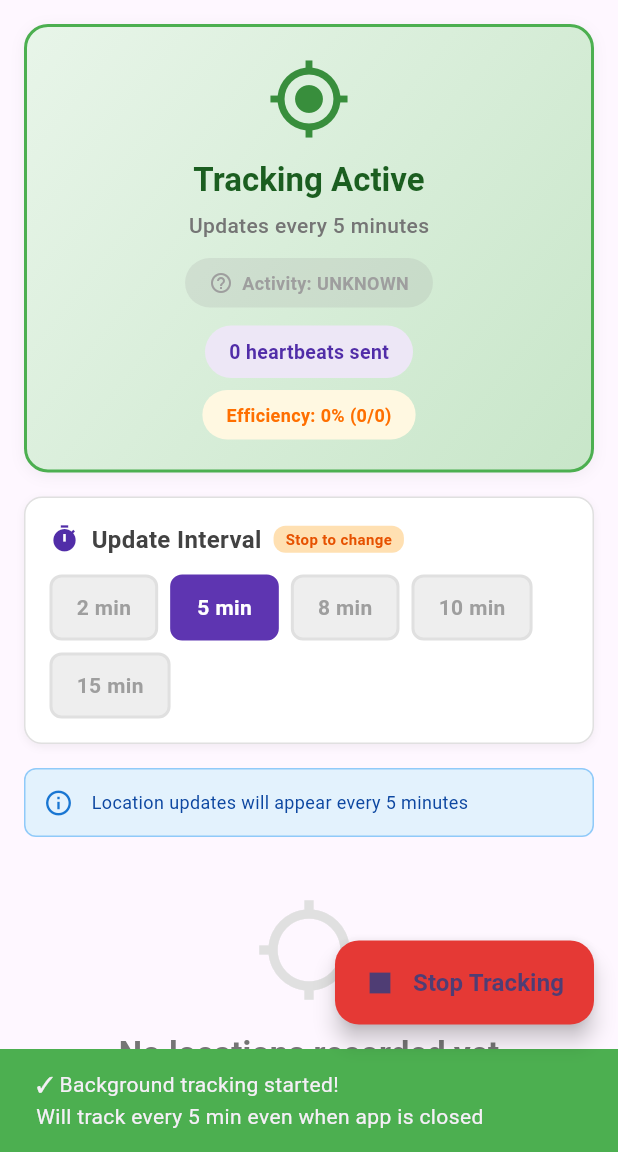
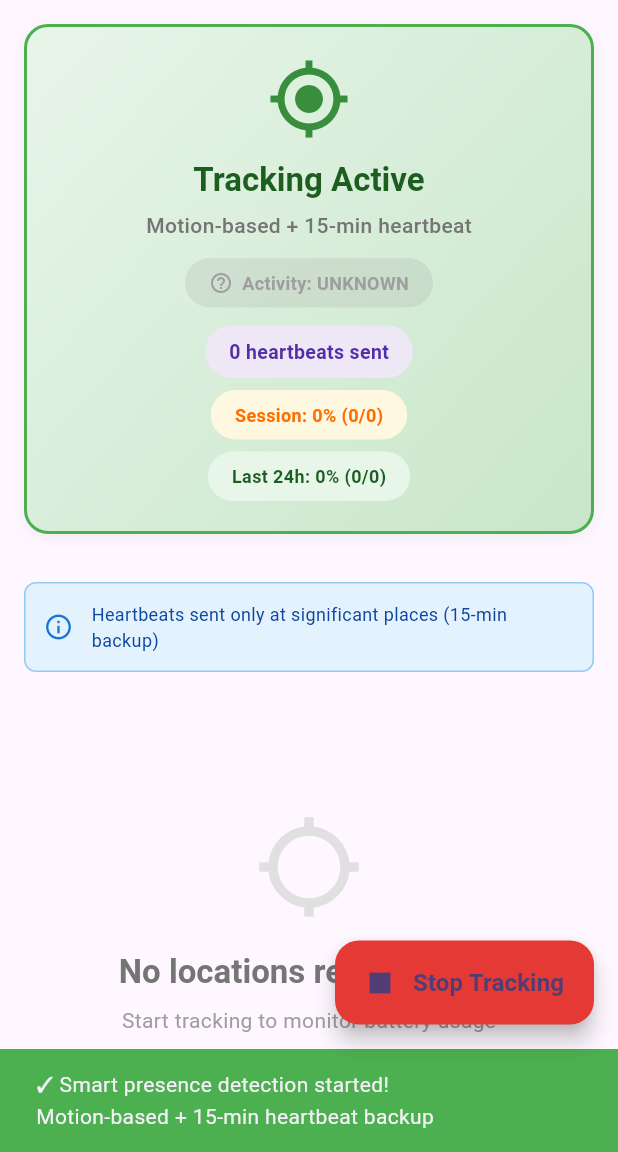
Before and after one commit to prakash100198/geo_tracker, a Flutter app: the screen it shows after launch, after a tap on "Start Tracking", on a phone screen of 412 x 824 dp, the part 84-1236 px from its top. Run offline on Flutter 3.47's test engine with Material 3 defaults, Android fonts, the phone set to English and light mode, and no system bars; our stand-ins replace flutter_riverpod, shared_preferences; missing offline and left inert: flutter_background_geolocation.

Commit message:
feat: Implement 24-hour stats tracking and fix heartbeat interval to 15 minutes.

```diff
--- a/lib/views/home_page.dart
+++ b/lib/views/home_page.dart
@@ -62,9 +62,6 @@ final locationProvider =
 
 final isTrackingProvider = StateProvider<bool>((ref) => false);
 final currentActivityProvider = StateProvider<String>((ref) => 'unknown');
-final trackingIntervalProvider = StateProvider<int>(
-  (ref) => 5,
-); // Default 5 minutes
 
 class HomePage extends ConsumerStatefulWidget {
   const HomePage({super.key});
@@ -83,10 +80,78 @@ class _HomePageState extends ConsumerState<HomePage> {
   int _totalTriggers = 0;
   int _totalHeartbeats = 0;
 
+  // 24-hour stats tracking
+  int _triggers24h = 0;
+  int _heartbeats24h = 0;
+  DateTime? _stats24hStartTime;
+
   @override
   void initState() {
     super.initState();
+    _load24hStats();
     _initBackgroundGeolocation();
+  }
+
+  // ═══════════════════════════════════════════════════
+  // 24-HOUR STATS PERSISTENCE
+  // ═══════════════════════════════════════════════════
+
+  Future<void> _load24hStats() async {
+    final prefs = await SharedPreferences.getInstance();
+
+    final startTimeMs = prefs.getInt('stats_start_time');
+    final triggers = prefs.getInt('triggers_24h') ?? 0;
+    final heartbeats = prefs.getInt('heartbeats_24h') ?? 0;
+
+    if (startTimeMs != null) {
+      final startTime = DateTime.fromMillisecondsSinceEpoch(startTimeMs);
+      final elapsed = DateTime.now().difference(startTime);
+
+      // Reset if > 24h
+      if (elapsed.inHours >= 24) {
+        print('🔄 Resetting 24h stats (elapsed: ${elapsed.inHours}h)');
+        await _reset24hStats();
+      } else {
+        setState(() {
+          _stats24hStartTime = startTime;
+          _triggers24h = triggers;
+          _heartbeats24h = heartbeats;
+        });
+        print(
+          '📊 Loaded 24h stats: $triggers triggers, $heartbeats heartbeats',
+        );
+      }
+    } else {
+      // First time - initialize
+      await _reset24hStats();
+    }
+  }
+
+  Future<void> _reset24hStats() async {
+    final prefs = await SharedPreferences.getInstance();
+    final now = DateTime.now();
+
+    await prefs.setInt('stats_start_time', now.millisecondsSinceEpoch);
+    await prefs.setInt('triggers_24h', 0);
+    await prefs.setInt('heartbeats_24h', 0);
+
+    setState(() {
+      _stats24hStartTime = now;
+      _triggers24h = 0;
+      _heartbeats24h = 0;
+    });
+  }
+
+  Future<void> _increment24hTriggers() async {
+    final prefs = await SharedPreferences.getInstance();
+    _triggers24h++;
+    await prefs.setInt('triggers_24h', _triggers24h);
+  }
+
+  Future<void> _increment24hHeartbeats() async {
+    final prefs = await SharedPreferences.getInstance();
+    _heartbeats24h++;
+    await prefs.setInt('heartbeats_24h', _heartbeats24h);
   }
 
   Future<void> _initBackgroundGeolocation() async {
@@ -104,11 +169,14 @@ class _HomePageState extends ConsumerState<HomePage> {
     // Heartbeat listener
     bg.BackgroundGeolocation.onHeartbeat(_onHeartbeat);
 
-    // Get initial interval (for heartbeat backup)
-    final intervalMinutes = ref.read(trackingIntervalProvider);
+    // Fixed 15-minute heartbeat interval (no longer user-configurable)
+    const heartbeatMinutes = 15;
+    const heartbeatSeconds = heartbeatMinutes * 60; // 900 seconds
+    const heartbeatMillis = heartbeatMinutes * 60 * 1000; // 900000 ms
 
     print('🎯 Configuring SMART PRESENCE DETECTION system');
     print('📍 Strategy: Motion-based + Activity detection');
+    print('⏱️  Fixed heartbeat: $heartbeatMinutes minutes');
     print('🎯 Target: ~100 heartbeats/day, minimize wake-ups');
 
     // Configure the plugin for SMART PRESENCE DETECTION
@@ -154,7 +222,7 @@ class _HomePageState extends ConsumerState<HomePage> {
         // 6. HEARTBEAT INTERVAL - Safety net for long stays
         // WHY: Ensures at least one heartbeat every 15 min when stationary
         // IMPACT: User at home for 8h = 32 heartbeats (8*60/15)
-        heartbeatInterval: intervalMinutes * 60, // seconds
+        heartbeatInterval: heartbeatSeconds, // 900 seconds = 15 minutes
         // ═══════════════════════════════════════════════════
         // 🔋 ACCURACY SETTINGS: Balance accuracy vs battery
         // ═══════════════════════════════════════════════════
@@ -171,7 +239,7 @@ class _HomePageState extends ConsumerState<HomePage> {
         // 8. LOCATION UPDATE INTERVAL - Fallback for Android
         // WHY: Android FusedLocation API backup timing
         // IMPACT: Limits how often Android can wake the app
-        locationUpdateInterval: intervalMinutes * 60 * 1000, // milliseconds
+        locationUpdateInterval: heartbeatMillis, // 900000 ms = 15 minutes
         fastestLocationUpdateInterval: 300000, // 5 min minimum
         // ═══════════════════════════════════════════════════
         // 🔥 BACKGROUND OPERATION
@@ -187,7 +255,7 @@ class _HomePageState extends ConsumerState<HomePage> {
         // Notification
         notification: bg.Notification(
           title: "Smart Presence Detection",
-          text: "Tracking significant places (${intervalMinutes}min)",
+          text: "Tracking significant places (15min heartbeat)",
           color: "#4CAF50",
           smallIcon: "drawable/ic_launcher",
           largeIcon: "drawable/ic_launcher",
@@ -210,9 +278,7 @@ class _HomePageState extends ConsumerState<HomePage> {
     final state = await bg.BackgroundGeolocation.state;
     final isEnabled = state.enabled;
 
-    print(
-      '✅ Background Geolocation initialized with $intervalMinutes minute interval',
-    );
+    print('✅ Background Geolocation initialized with 15-min heartbeat');
     print('📊 Current tracking state: ${isEnabled ? "ACTIVE" : "STOPPED"}');
 
     if (isEnabled) {
@@ -310,42 +376,9 @@ class _HomePageState extends ConsumerState<HomePage> {
     }
   }
 
-  Future<void> _updateTrackingInterval(int intervalMinutes) async {
-    final intervalSeconds = intervalMinutes * 60;
-    final intervalMillis = intervalMinutes * 60 * 1000;
-
-    print('⚙️ Updating tracking interval to $intervalMinutes minutes');
-
-    await bg.BackgroundGeolocation.setConfig(
-      bg.Config(
-        heartbeatInterval: intervalSeconds,
-        locationUpdateInterval: intervalMillis,
-        fastestLocationUpdateInterval: intervalMillis,
-        notification: bg.Notification(
-          title: "Geo Tracker Active",
-          text: "Recording location every $intervalMinutes minutes",
-          color: "#4CAF50",
-          smallIcon: "drawable/ic_launcher",
-          largeIcon: "drawable/ic_launcher",
-        ),
-      ),
-    );
-
-    ref.read(trackingIntervalProvider.notifier).state = intervalMinutes;
-
-    if (mounted) {
-      ScaffoldMessenger.of(context).showSnackBar(
-        SnackBar(
-          content: Text('✓ Interval updated to $intervalMinutes minutes'),
-          backgroundColor: Colors.blue,
-          duration: const Duration(seconds: 2),
-        ),
-      );
-    }
-  }
-
   void _onLocation(bg.Location location) {
     _totalTriggers++; // Count every wake-up
+    _increment24hTriggers(); // Persist 24h stats
 
     print('🔔 TRIGGER #$_totalTriggers: Location event');
     print(
@@ -398,6 +431,7 @@ class _HomePageState extends ConsumerState<HomePage> {
   void _sendHeartbeat(bg.Location location) {
     _totalHeartbeats++;
     _lastHeartbeatTime = DateTime.now();
+    _increment24hHeartbeats(); // Persist 24h stats
 
     print('💓 HEARTBEAT #$_totalHeartbeats sent');
     print(
@@ -421,6 +455,7 @@ class _HomePageState extends ConsumerState<HomePage> {
 
   void _onMotionChange(bg.Location location) {
     _totalTriggers++;
+    _increment24hTriggers(); // Persist 24h stats
 
     final isMoving = location.isMoving;
     print(
@@ -448,6 +483,7 @@ class _HomePageState extends ConsumerState<HomePage> {
 
   void _onActivityChange(bg.ActivityChangeEvent event) async {
     _totalTriggers++;
+    _increment24hTriggers(); // Persist 24h stats
 
     print('🔔 TRIGGER #$_totalTriggers: Activity change');
     print(
@@ -505,6 +541,7 @@ class _HomePageState extends ConsumerState<HomePage> {
 
   void _onHeartbeat(bg.HeartbeatEvent event) async {
     _totalTriggers++;
+    _increment24hTriggers(); // Persist 24h stats
 
     print('🔔 TRIGGER #$_totalTriggers: Heartbeat (15-min backup)');
     print('   🚗 traveling: $_isTraveling');
@@ -537,22 +574,21 @@ class _HomePageState extends ConsumerState<HomePage> {
 
   Future<void> _startTracking() async {
     try {
-      final intervalMinutes = ref.read(trackingIntervalProvider);
       final state = await bg.BackgroundGeolocation.start();
-      print('🟢 Tracking started - Running in background!');
+      print('🟢 Smart presence tracking started!');
       print('📱 App can be closed - tracking will continue');
       print('🔔 You should see a persistent notification');
-      print('⏱️ Update interval: $intervalMinutes minutes');
+      print('⏱️ 15-min heartbeat backup + motion-based tracking');
       ref.read(isTrackingProvider.notifier).state = true;
 
       if (mounted) {
         ScaffoldMessenger.of(context).showSnackBar(
-          SnackBar(
+          const SnackBar(
             content: Text(
-              '✓ Background tracking started!\nWill track every $intervalMinutes min even when app is closed',
+              '✓ Smart presence detection started!\nMotion-based + 15-min heartbeat backup',
             ),
             backgroundColor: Colors.green,
-            duration: const Duration(seconds: 4),
+            duration: Duration(seconds: 4),
           ),
         );
       }
@@ -678,7 +714,11 @@ class _HomePageState extends ConsumerState<HomePage> {
     final locations = ref.watch(locationProvider);
     final isTracking = ref.watch(isTrackingProvider);
     final currentActivity = ref.watch(currentActivityProvider);
-    final trackingInterval = ref.watch(trackingIntervalProvider);
+
+    // Calculate 24h stats efficiency
+    final efficiency24h = _triggers24h > 0
+        ? (_heartbeats24h / _triggers24h * 100).toStringAsFixed(0)
+        : '0';
 
     return Scaffold(
       appBar: AppBar(
@@ -747,7 +787,7 @@ class _HomePageState extends ConsumerState<HomePage> {
                 ),
                 const SizedBox(height: 6),
                 Text(
-                  'Updates every $trackingInterval minutes',
+                  'Motion-based + 15-min heartbeat',
                   style: Theme.of(context).textTheme.bodyMedium?.copyWith(
                     color: Colors.grey.shade600,
                     fontWeight: FontWeight.w500,
@@ -813,7 +853,7 @@ class _HomePageState extends ConsumerState<HomePage> {
                     borderRadius: BorderRadius.circular(20),
                   ),
                   child: Text(
-                    'Efficiency: ${_totalTriggers > 0 ? (_totalHeartbeats / _totalTriggers * 100).toStringAsFixed(0) : 0}% ($_totalHeartbeats/$_totalTriggers)',
+                    'Session: ${_totalTriggers > 0 ? (_totalHeartbeats / _totalTriggers * 100).toStringAsFixed(0) : 0}% ($_totalHeartbeats/$_totalTriggers)',
                     style: TextStyle(
                       color: Colors.amber.shade900,
                       fontWeight: FontWeight.bold,
@@ -821,114 +861,24 @@ class _HomePageState extends ConsumerState<HomePage> {
                     ),
                   ),
                 ),
-              ],
-            ),
-          ),
-
-          // Interval selector
-          Container(
-            margin: const EdgeInsets.symmetric(horizontal: 16),
-            padding: const EdgeInsets.all(16),
-            decoration: BoxDecoration(
-              color: Colors.white,
-              borderRadius: BorderRadius.circular(12),
-              border: Border.all(color: Colors.grey.shade300),
-              boxShadow: [
-                BoxShadow(
-                  color: Colors.black.withOpacity(0.05),
-                  blurRadius: 4,
-                  offset: const Offset(0, 2),
-                ),
-              ],
-            ),
-            child: Column(
-              crossAxisAlignment: CrossAxisAlignment.start,
-              children: [
-                Row(
-                  children: [
-                    Icon(
-                      Icons.timer,
-                      size: 20,
-                      color: Colors.deepPurple.shade700,
+                const SizedBox(height: 8),
+                Container(
+                  padding: const EdgeInsets.symmetric(
+                    horizontal: 16,
+                    vertical: 8,
+                  ),
+                  decoration: BoxDecoration(
+                    color: Colors.green.shade50,
+                    borderRadius: BorderRadius.circular(20),
+                  ),
+                  child: Text(
+                    'Last 24h: $efficiency24h% ($_heartbeats24h/$_triggers24h)',
+                    style: TextStyle(
+                      color: Colors.green.shade900,
+                      fontWeight: FontWeight.bold,
+                      fontSize: 12,
                     ),
-                    const SizedBox(width: 8),
-                    Text(
-                      'Update Interval',
-                      style: TextStyle(
-                        fontSize: 16,
-                        fontWeight: FontWeight.bold,
-                        color: Colors.grey.shade800,
-                      ),
-                    ),
-                    if (isTracking) ...[
-                      const SizedBox(width: 8),
-                      Container(
-                        padding: const EdgeInsets.symmetric(
-                          horizontal: 8,
-                          vertical: 2,
-                        ),
-                        decoration: BoxDecoration(
-                          color: Colors.orange.shade100,
-                          borderRadius: BorderRadius.circular(8),
-                        ),
-                        child: Text(
-                          'Stop to change',
-                          style: TextStyle(
-                            fontSize: 10,
-                            color: Colors.orange.shade900,
-                            fontWeight: FontWeight.bold,
-                          ),
-                        ),
-                      ),
-                    ],
-                  ],
-                ),
-                const SizedBox(height: 12),
-                Wrap(
-                  spacing: 8,
-                  runSpacing: 8,
-                  children: [2, 5, 8, 10, 15].map((minutes) {
-                    final isSelected = trackingInterval == minutes;
-                    return InkWell(
-                      onTap: isTracking
-                          ? null
-                          : () async {
-                              await _updateTrackingInterval(minutes);
-                            },
-                      child: Container(
-                        padding: const EdgeInsets.symmetric(
-                          horizontal: 16,
-                          vertical: 10,
-                        ),
-                        decoration: BoxDecoration(
-                          color: isSelected
-                              ? Colors.deepPurple.shade600
-                              : isTracking
-                              ? Colors.grey.shade200
-                              : Colors.deepPurple.shade50,
-                          borderRadius: BorderRadius.circular(8),
-                          border: Border.all(
-                            color: isSelected
-                                ? Colors.deepPurple.shade600
-                                : Colors.grey.shade300,
-                            width: 2,
-                          ),
-                        ),
-                        child: Text(
-                          '$minutes min',
-                          style: TextStyle(
-                            fontSize: 14,
-                            fontWeight: FontWeight.bold,
-                            color: isSelected
-                                ? Colors.white
-                                : isTracking
-                                ? Colors.grey.shade500
-                                : Colors.deepPurple.shade700,
-                          ),
-                        ),
-                      ),
-                    );
-                  }).toList(),
+                  ),
                 ),
               ],
             ),
@@ -956,7 +906,7 @@ class _HomePageState extends ConsumerState<HomePage> {
                   const SizedBox(width: 12),
                   Expanded(
                     child: Text(
-                      'Location updates will appear every $trackingInterval minutes',
+                      'Heartbeats sent only at significant places (15-min backup)',
                       style: TextStyle(
                         color: Colors.blue.shade900,
                         fontSize: 12,
```
